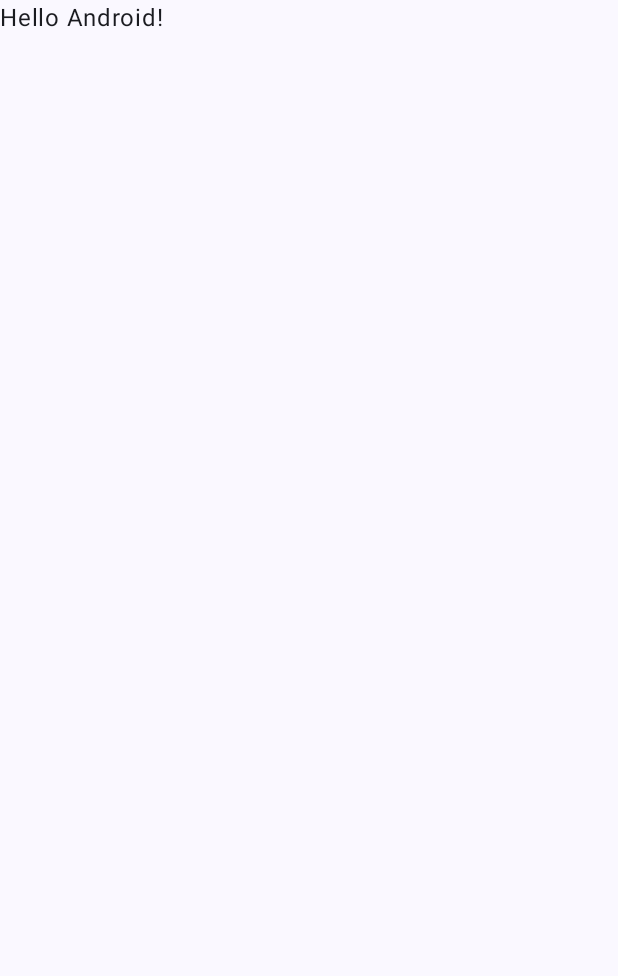
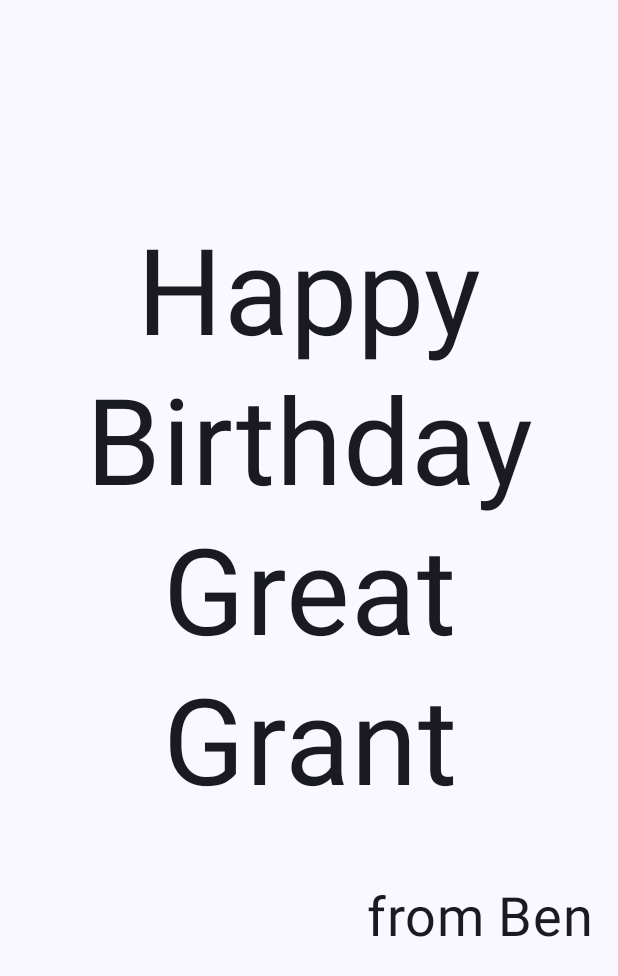
Before and after one commit to GreatGrant/BirthdayCard, an Android app built with Jetpack Compose: the screen it shows after launch (MainActivity), on a phone screen of 412 x 824 dp. Before the commit the part shown is almost empty. Shown: the top 976 px of the screen. Run offline under Robolectric (Android 15) with nearby library versions, the phone set to English and light mode, and no system bars.

Commit message:
add two texts to GreetingText composable

```diff
--- a/app/src/main/java/com/easybuy4me/birthdaycard/MainActivity.kt
+++ b/app/src/main/java/com/easybuy4me/birthdaycard/MainActivity.kt
@@ -3,13 +3,21 @@ package com.easybuy4me.birthdaycard
 import android.os.Bundle
 import androidx.activity.ComponentActivity
 import androidx.activity.compose.setContent
+import androidx.compose.foundation.layout.Arrangement
+import androidx.compose.foundation.layout.Column
+import androidx.compose.foundation.layout.Row
 import androidx.compose.foundation.layout.fillMaxSize
+import androidx.compose.foundation.layout.padding
 import androidx.compose.material3.MaterialTheme
 import androidx.compose.material3.Surface
 import androidx.compose.material3.Text
 import androidx.compose.runtime.Composable
+import androidx.compose.ui.Alignment
 import androidx.compose.ui.Modifier
+import androidx.compose.ui.text.style.TextAlign
 import androidx.compose.ui.tooling.preview.Preview
+import androidx.compose.ui.unit.dp
+import androidx.compose.ui.unit.sp
 import com.easybuy4me.birthdaycard.ui.theme.BirthdayCardTheme
 
 class MainActivity : ComponentActivity() {
@@ -22,7 +30,7 @@ class MainActivity : ComponentActivity() {
                     modifier = Modifier.fillMaxSize(),
                     color = MaterialTheme.colorScheme.background
                 ) {
-                    Greeting("Android")
+                    GreetingText("Great Grant", "Ben")
                 }
             }
         }
@@ -30,17 +38,38 @@ class MainActivity : ComponentActivity() {
 }
 
 @Composable
-fun Greeting(name: String, modifier: Modifier = Modifier) {
-    Text(
-        text = "Hello $name!",
-        modifier = modifier
-    )
+fun GreetingText(name: String, from: String, modifier: Modifier = Modifier) {
+    // Create a column so that texts don't overlap
+    Column(
+        modifier = modifier,
+        verticalArrangement = Arrangement.Center)
+    {
+        Text(
+            text = "Happy Birthday $name",
+            modifier = modifier,
+            fontSize = 80.sp,
+            lineHeight = 100.sp,
+            textAlign = TextAlign.Center
+        )
+
+        Text(
+            text = "from $from",
+            fontSize = 36.sp,
+            lineHeight = 100.sp,
+            modifier = modifier
+                .padding(16.dp)
+                .align(alignment = Alignment.End)
+        )
+    }
 }
 
-@Preview(showBackground = true)
+@Preview(
+    name = "mypreview",
+    showSystemUi = true,
+    showBackground = true)
 @Composable
 fun GreetingPreview() {
     BirthdayCardTheme {
-        Greeting("Android")
+        GreetingText("Grant", "Ben")
     }
 }
```
